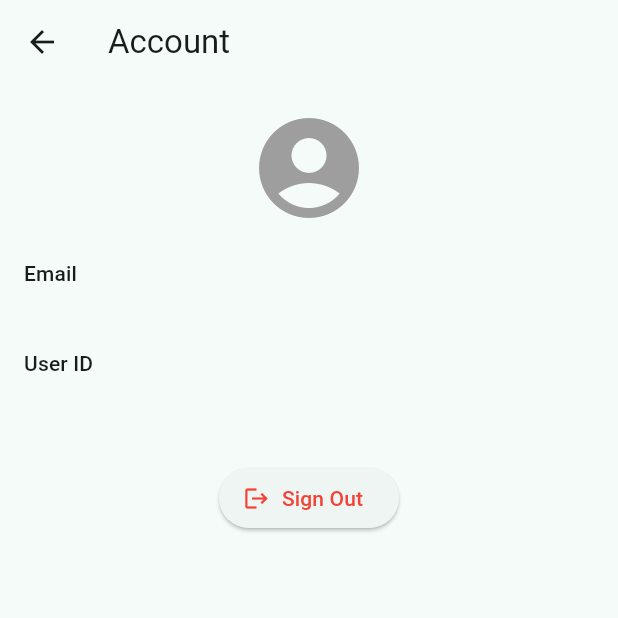
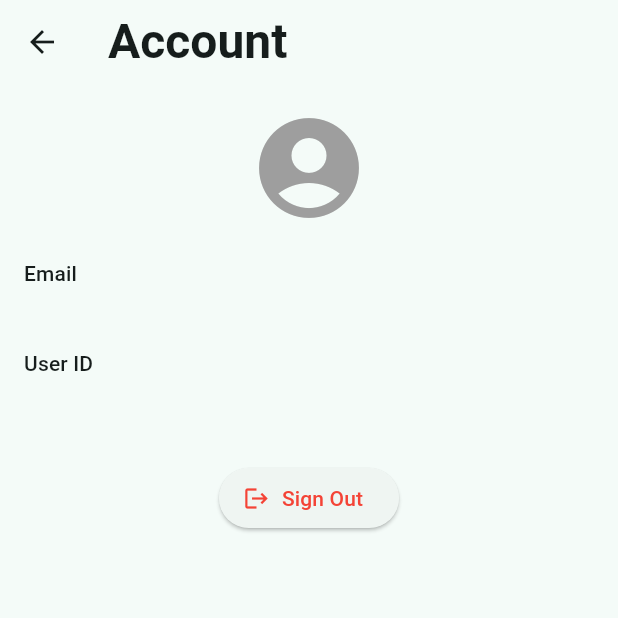
Before and after one commit to jphat/mymaktaba, a Flutter app: the AccountScreen screen opened directly, on a phone screen of 412 x 824 dp, the top half of it. Run offline on Flutter 3.47's test engine with Material 3 defaults, Android fonts, the light colour scheme and no system bars; our stand-ins replace csv, firebase_auth, firebase_core, flutter_slidable, flutter_svg, google_sign_in and 3 more; missing offline and left inert: mobile_scanner; accounts and stored records are empty.

Commit message:
wip, account screen

```diff
--- a/lib/screens/account_screen.dart
+++ b/lib/screens/account_screen.dart
@@ -12,7 +12,13 @@ class AccountScreen extends StatelessWidget {
     final user = auth.currentUser;
 
     return Scaffold(
-      appBar: AppBar(title: const Text('Account')),
+      appBar: AppBar(
+        centerTitle: false,
+        title: const Text(
+          'Account',
+          style: TextStyle(fontWeight: FontWeight.w700, fontSize: 32),
+        ),
+      ),
       body: Padding(
         padding: const EdgeInsets.all(16.0),
         child: Column(
```
Also changed, not shown: 2 other files.
